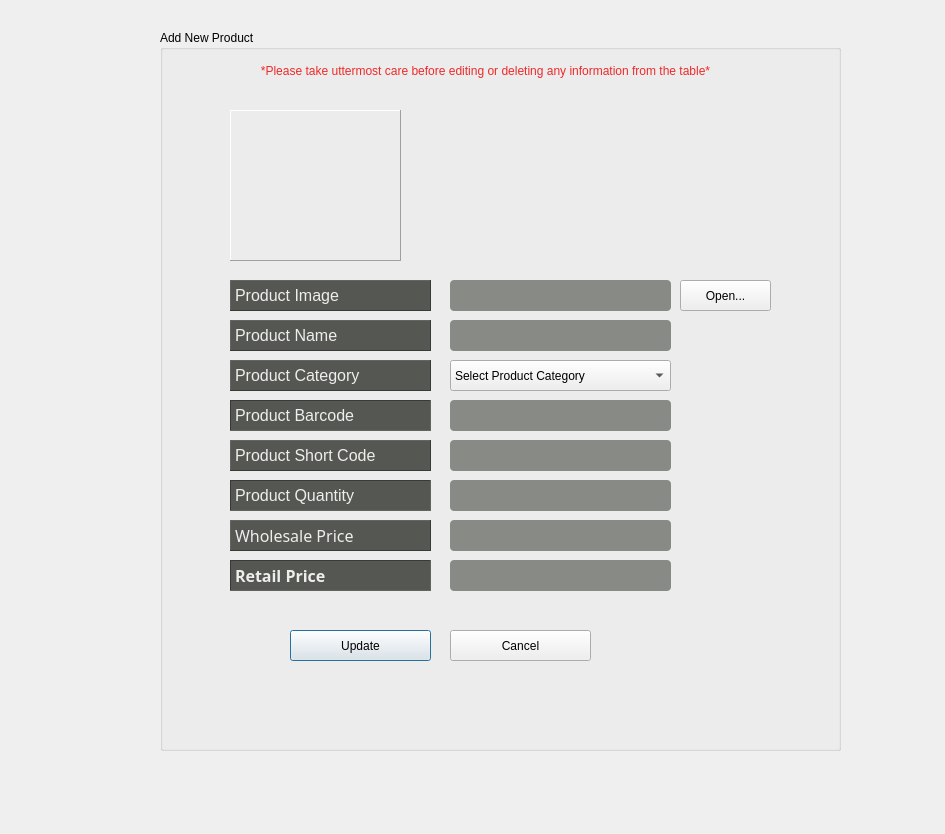
Above: producteditor.ui from vinnadipo09/bullet before the change. Below: the same form after it.
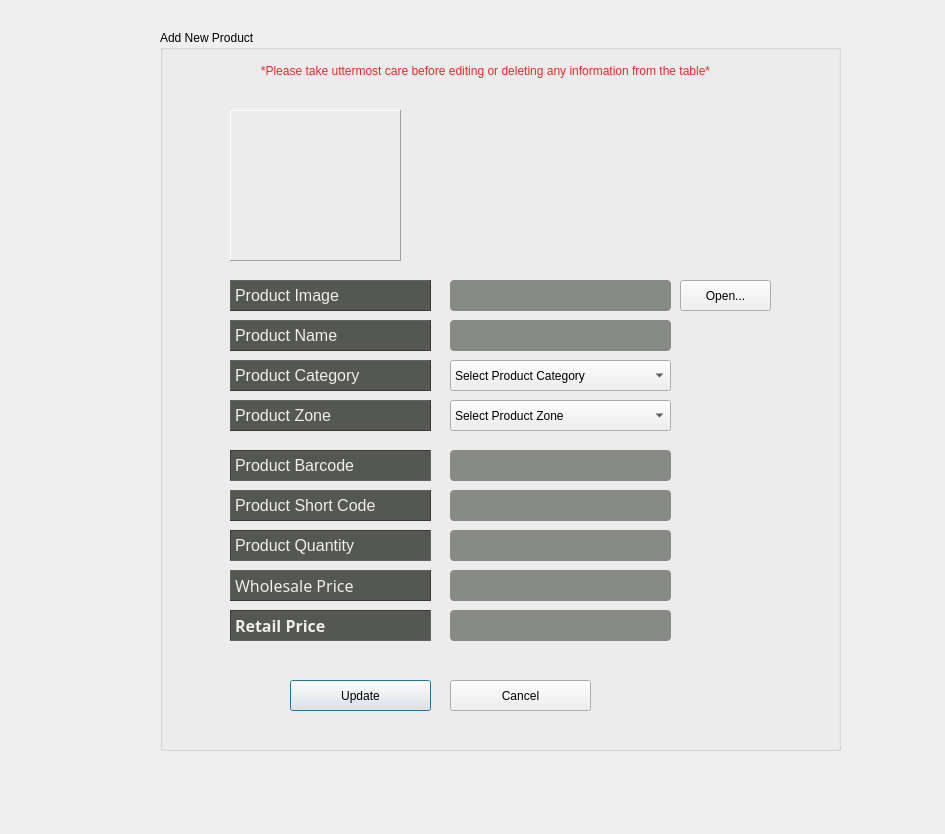
That is the form after the change. Icons and pictures are not drawn.

The edit to the form file:
```diff
--- a/producteditor.ui
+++ b/producteditor.ui
@@ -73,7 +73,7 @@
     <property name="geometry">
      <rect>
       <x>70</x>
-      <y>370</y>
+      <y>420</y>
       <width>201</width>
       <height>31</height>
      </rect>
@@ -101,7 +101,7 @@
     <property name="geometry">
      <rect>
       <x>70</x>
-      <y>410</y>
+      <y>460</y>
       <width>201</width>
       <height>31</height>
      </rect>
@@ -157,7 +157,7 @@
     <property name="geometry">
      <rect>
       <x>70</x>
-      <y>490</y>
+      <y>540</y>
       <width>201</width>
       <height>31</height>
      </rect>
@@ -186,7 +186,7 @@
     <property name="geometry">
      <rect>
       <x>70</x>
-      <y>450</y>
+      <y>500</y>
       <width>201</width>
       <height>31</height>
      </rect>
@@ -214,7 +214,7 @@
     <property name="geometry">
      <rect>
       <x>130</x>
-      <y>600</y>
+      <y>650</y>
       <width>141</width>
       <height>31</height>
      </rect>
@@ -237,7 +237,7 @@
     <property name="geometry">
      <rect>
       <x>290</x>
-      <y>600</y>
+      <y>650</y>
       <width>141</width>
       <height>31</height>
      </rect>
@@ -303,7 +303,7 @@
     <property name="geometry">
      <rect>
       <x>70</x>
-      <y>530</y>
+      <y>580</y>
       <width>201</width>
       <height>31</height>
      </rect>
@@ -362,7 +362,7 @@
     <property name="geometry">
      <rect>
       <x>290</x>
-      <y>370</y>
+      <y>420</y>
       <width>221</width>
       <height>31</height>
      </rect>
@@ -376,7 +376,7 @@
     <property name="geometry">
      <rect>
       <x>290</x>
-      <y>410</y>
+      <y>460</y>
       <width>221</width>
       <height>31</height>
      </rect>
@@ -390,7 +390,7 @@
     <property name="geometry">
      <rect>
       <x>290</x>
-      <y>450</y>
+      <y>500</y>
       <width>221</width>
       <height>31</height>
      </rect>
@@ -404,7 +404,7 @@
     <property name="geometry">
      <rect>
       <x>290</x>
-      <y>490</y>
+      <y>540</y>
       <width>221</width>
       <height>31</height>
      </rect>
@@ -418,7 +418,7 @@
     <property name="geometry">
      <rect>
       <x>290</x>
-      <y>530</y>
+      <y>580</y>
       <width>221</width>
       <height>31</height>
      </rect>
@@ -494,6 +494,49 @@
      </property>
     </item>
    </widget>
+   <widget class="QLabel" name="lbl_first_name_3">
+    <property name="geometry">
+     <rect>
+      <x>70</x>
+      <y>370</y>
+      <width>201</width>
+      <height>31</height>
+     </rect>
+    </property>
+    <property name="font">
+     <font>
+      <pointsize>12</pointsize>
+     </font>
+    </property>
+    <property name="styleSheet">
+     <string notr="true">background-color: rgb(85, 87, 83);
+color: rgb(238, 238, 236);</string>
+    </property>
+    <property name="frameShape">
+     <enum>QFrame::Panel</enum>
+    </property>
+    <property name="frameShadow">
+     <enum>QFrame::Raised</enum>
+    </property>
+    <property name="text">
+     <string>Product Zone</string>
+    </property>
+   </widget>
+   <widget class="QComboBox" name="cbProductZone">
+    <property name="geometry">
+     <rect>
+      <x>290</x>
+      <y>370</y>
+      <width>221</width>
+      <height>31</height>
+     </rect>
+    </property>
+    <item>
+     <property name="text">
+      <string>Select Product Zone</string>
+     </property>
+    </item>
+   </widget>
   </widget>
   <widget class="QLabel" name="label_2">
    <property name="geometry">
```
